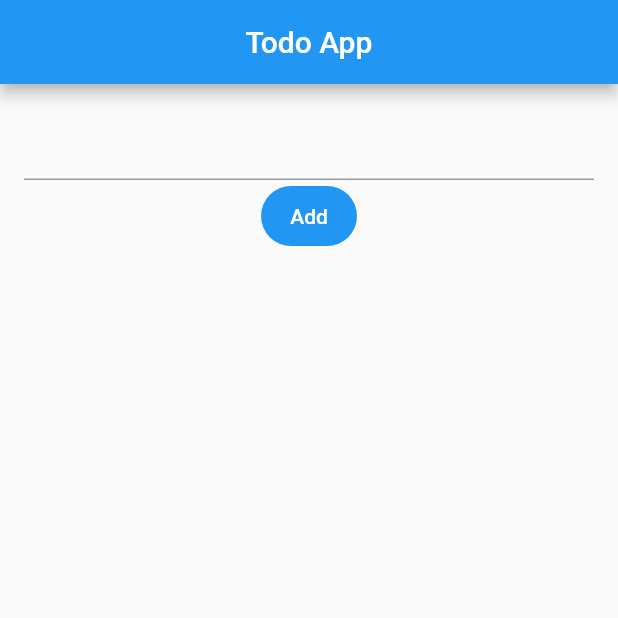
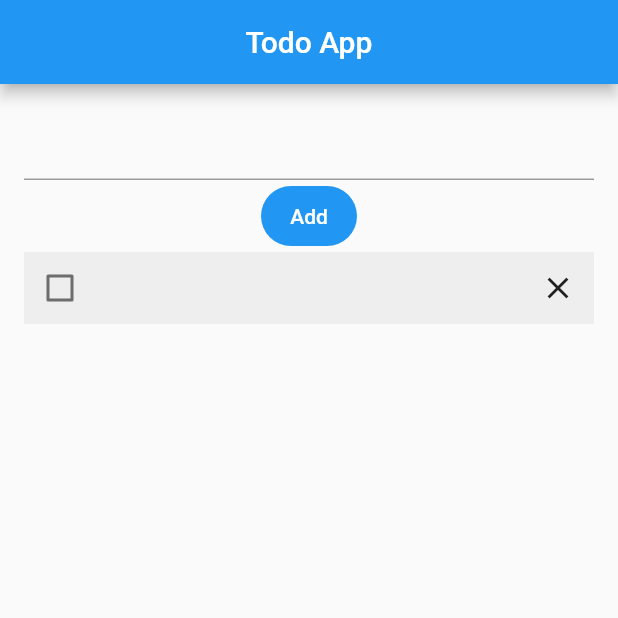
Before and after one commit to slimpotatoboy/todo_app, a Flutter app: the screen it shows after launch, on a phone screen of 412 x 824 dp, the top half of it. Run offline on Flutter 3.47's test engine with Material 2 defaults, Android fonts, the phone set to English and light mode, and no system bars.

Commit message:
todo added

```diff
--- a/lib/main.dart
+++ b/lib/main.dart
@@ -4,8 +4,15 @@ void main() {
   runApp(const MainApp());
 }
 
-class MainApp extends StatelessWidget {
+class MainApp extends StatefulWidget {
   const MainApp({super.key});
+
+  @override
+  State<MainApp> createState() => _MainAppState();
+}
+
+class _MainAppState extends State<MainApp> {
+  final TextEditingController todoTextController = TextEditingController();
 
   @override
   Widget build(BuildContext context) {
@@ -21,11 +28,38 @@ class MainApp extends StatelessWidget {
             padding: const EdgeInsets.all(8.0),
             child: Column(
               children: [
-                TextFormField(),
+                TextFormField(
+                  controller: todoTextController,
+                  onChanged: (value) {
+                    todoTextController.text = value;
+                    setState(() {});
+                  },
+                ),
                 FilledButton(
                   onPressed: () {},
                   child: Text("Add"),
-                )
+                ),
+                Container(
+                  color: Colors.grey.shade200,
+                  child: Row(
+                    mainAxisAlignment: MainAxisAlignment.spaceBetween,
+                    children: [
+                      Row(
+                        children: [
+                          Checkbox(
+                            value: false,
+                            onChanged: (val) {},
+                          ),
+                          Text(todoTextController.text),
+                        ],
+                      ),
+                      IconButton(
+                        onPressed: () {},
+                        icon: Icon(Icons.close),
+                      ),
+                    ],
+                  ),
+                ),
               ],
             ),
           ),
```
